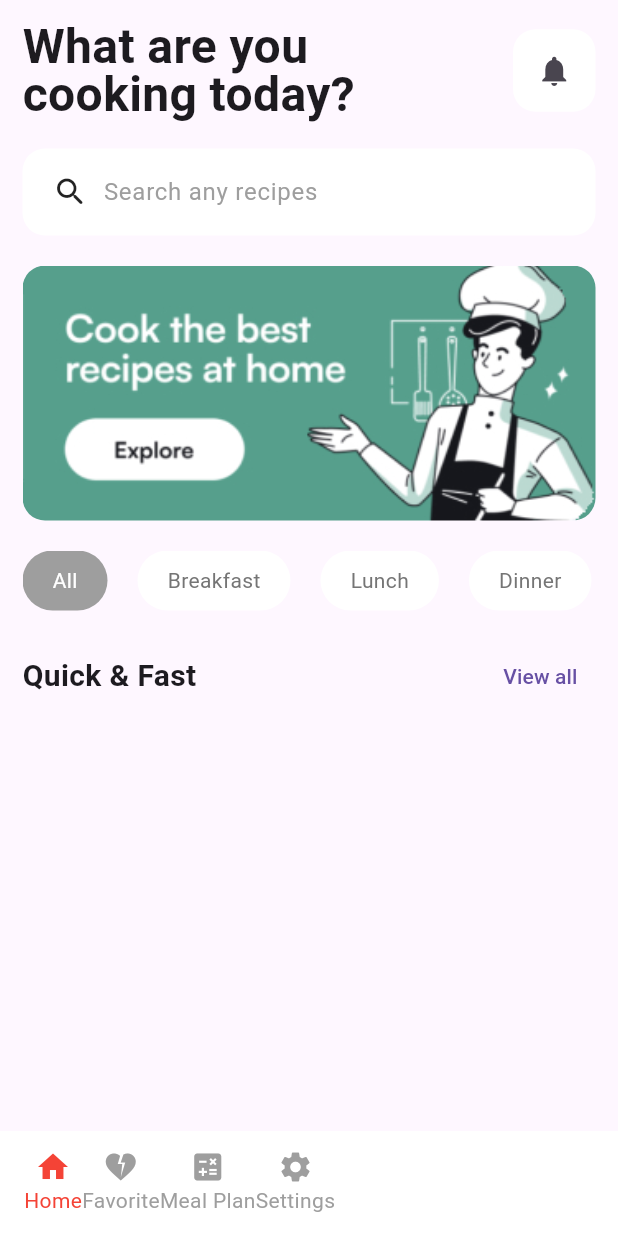
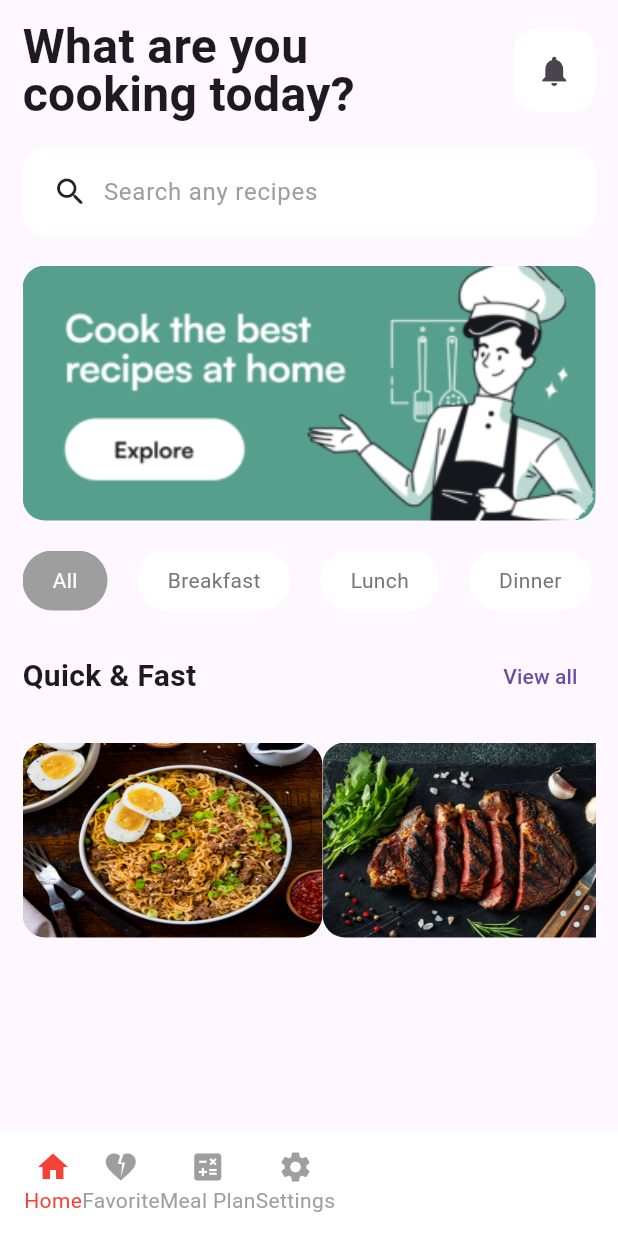
Before and after one commit to mcalisadeghi/Food-Recipe-app, a Flutter app: the screen it shows after launch, on a phone screen of 412 x 824 dp. Run offline on Flutter 3.47's test engine with Material 3 defaults, Android fonts, the phone set to English and light mode, and no system bars.

Commit message:
add Container

```diff
--- a/lib/screen/heme_screen.dart
+++ b/lib/screen/heme_screen.dart
@@ -82,7 +82,32 @@ class _HomeScreenState extends State<HomeScreen> {
                   child: Row(
                     children: List.generate(
                       foods.length,
-                      (index) => Container(),
+                      (index) => Container(
+                        width: 200.0,
+                        child: Stack(
+                          children: [
+                            Column(
+                              children: [
+                                Container(
+                                  width: double.infinity,
+                                  height: 130.0,
+                                  decoration: BoxDecoration(
+                                    borderRadius: BorderRadius.circular(
+                                      15.0,
+                                    ),
+                                    image: DecorationImage(
+                                      image: AssetImage(
+                                        foods[index].image,
+                                      ),
+                                      fit: BoxFit.fill,
+                                    ),
+                                  ),
+                                ),
+                              ],
+                            )
+                          ],
+                        ),
+                      ),
                     ),
                   ),
                 ),
```
